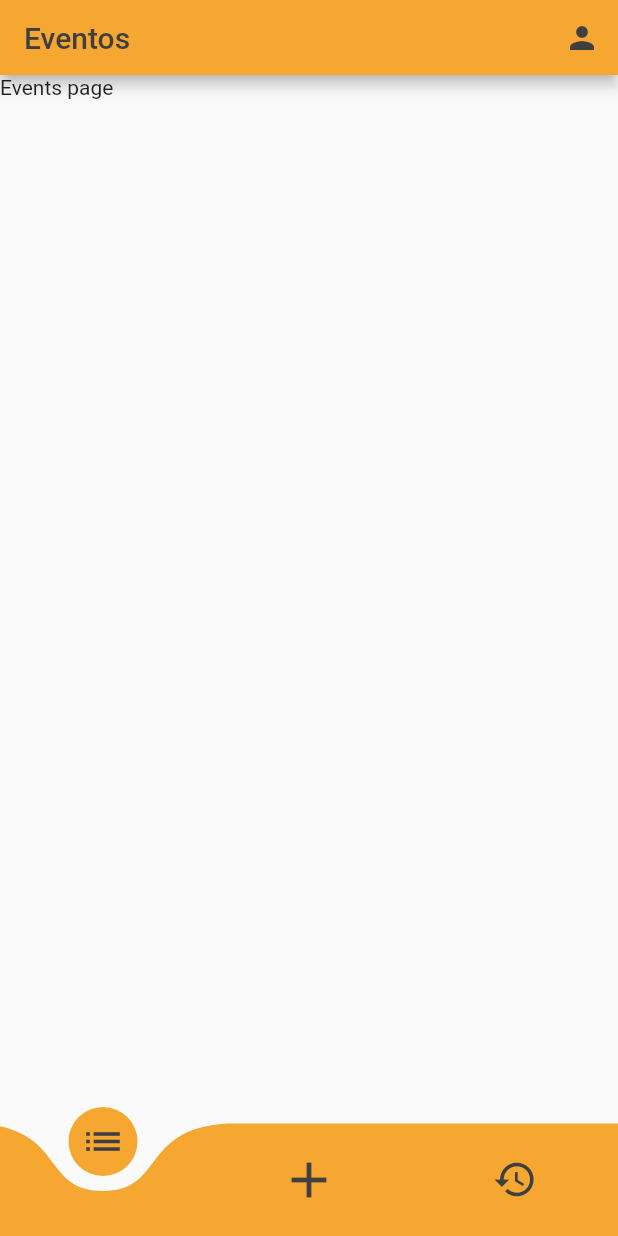
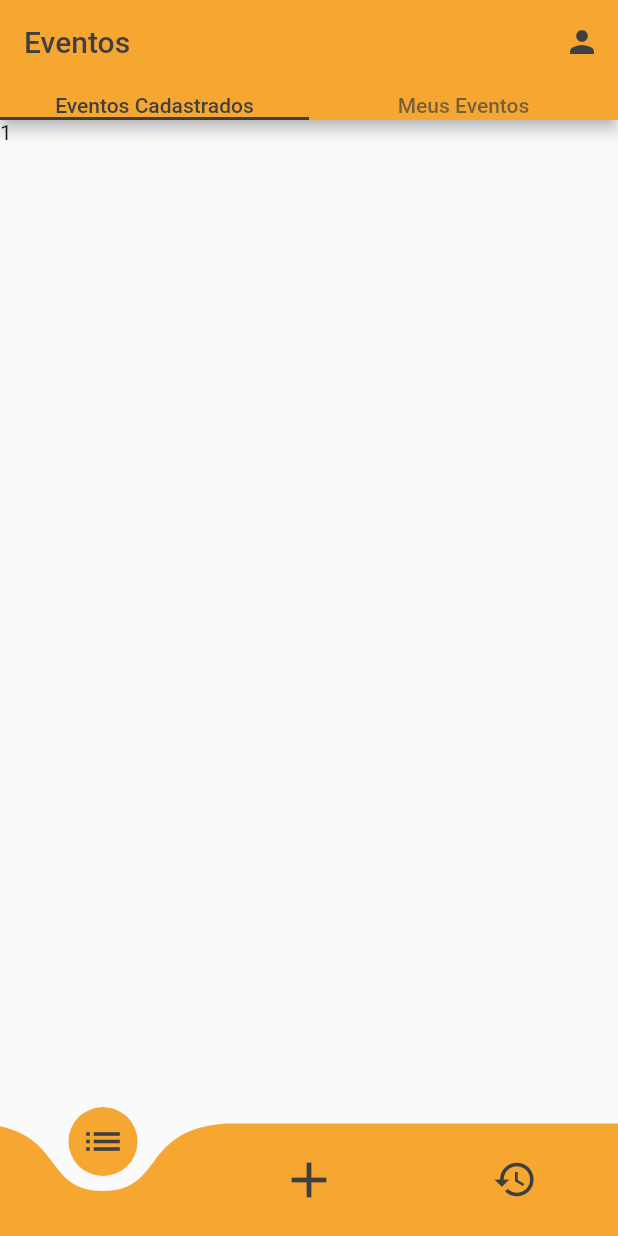
Before and after one commit to GuisCordeiro/find_n_walk, a Flutter app: the screen it shows after launch, after a tap on "Enviar", on a phone screen of 412 x 824 dp. Run offline on Flutter 3.47's test engine with Material 2 defaults, Android fonts, the light colour scheme and no system bars; drawn by our look-alikes of curved_navigation_bar; our stand-ins replace anim_search_bar.

Commit message:
Adicionei a tab bar nas páginas de eventos e histórico

```diff
--- /dev/null
+++ b/findnwalk/lib/components/tabAppBar.dart
@@ -0,0 +1,58 @@
+import 'package:findnwalk/components/colors.dart';
+import 'package:flutter/material.dart';
+
+/*
+  Appbar do aplicativo, declarar com as seguinte sintaxe:
+  appBar: PreferredSize(
+        preferredSize: const Size.fromHeight(100),
+        child: TabFNAppBar('Nome da página', Icon(Icons.iconeDesejado),PaginaDeDestinoDoIcone(),true or false <--- serve para decidir se terá ou não arrowback))
+      )
+*/
+
+
+class TabFNAppBar extends StatelessWidget {
+
+  @override
+  String pg1;
+  String pg2;
+  String pageName;
+  Icon icon;
+  Widget page;
+  bool arrow;
+  TabFNAppBar(this.pageName, this.icon, this.page, this.arrow,this.pg1,this.pg2);
+  Widget build(BuildContext context) {
+    return Scaffold(
+      appBar: AppBar(
+        bottom: TabBar(
+          labelColor: AppColors.black,
+          indicatorColor: AppColors.black,
+          tabs: <Widget>[
+            Text('$pg1'),
+            Text('$pg2'),
+          ],
+        ),
+        automaticallyImplyLeading: arrow,
+        title: Text(
+          '$pageName',
+          style: TextStyle(
+            color: AppColors.black
+          ),
+        ),
+        actions: <Widget>[
+          IconButton(
+            color: AppColors.black,
+            icon: icon,
+            onPressed: (){
+              Navigator.push(
+                context,
+                MaterialPageRoute(
+                  builder: (context) => page,
+                )
+              );
+            },
+          )
+        ],
+      ),
+    );
+  }
+}
--- a/findnwalk/lib/pages/eventsPage.dart
+++ b/findnwalk/lib/pages/eventsPage.dart
@@ -1,4 +1,5 @@
-import 'package:findnwalk/components/appBar.dart';
+import 'package:findnwalk/components/colors.dart';
+import 'package:findnwalk/components/tabAppBar.dart';
 import 'package:findnwalk/pages/perfilPage.dart';
 import 'package:flutter/material.dart';
 
@@ -13,16 +14,25 @@ class EventsPage extends StatefulWidget {
 class _EventsPageState extends State<EventsPage> {
   @override
   Widget build(BuildContext context) {
-    return Scaffold(
-      appBar: PreferredSize(
-        preferredSize: const Size.fromHeight(50),
-        child: FNAppBar('Eventos', Icon(Icons.person), PerfilPage(),false)
+    return MaterialApp(
+      theme: ThemeData(
+        primaryColor: AppColors.orange
       ),
-      body: ListView(
-        children: [
-          Text('Events page')
-      ],
-      ),
+      home: DefaultTabController(
+        length: 2,
+        child: Scaffold(
+          appBar: PreferredSize(
+            preferredSize: const Size.fromHeight(80),
+            child: TabFNAppBar('Eventos', Icon(Icons.person), PerfilPage(),false,'Eventos Cadastrados','Meus Eventos')
+          ),
+          body: TabBarView(
+            children: <Widget>[
+              Text('1'),
+              Text('2'),
+            ],
+          )
+        ),
+      )
     );
   }
 }
--- a/findnwalk/lib/pages/homePage.dart
+++ b/findnwalk/lib/pages/homePage.dart
@@ -1,5 +1,4 @@
 import 'package:anim_search_bar/anim_search_bar.dart';
-import 'package:findnwalk/controller/bottomNavigationBar.dart';
 import 'package:flutter/material.dart';
 
 class HomePage extends StatefulWidget {
--- a/findnwalk/lib/pages/loginPage.dart
+++ b/findnwalk/lib/pages/loginPage.dart
@@ -3,7 +3,6 @@ import 'package:findnwalk/components/checkbox.dart';
 import 'package:findnwalk/components/colors.dart';
 import 'package:findnwalk/components/form.dart';
 import 'package:findnwalk/controller/bottomNavigationBar.dart';
-import 'package:findnwalk/pages/homePage.dart';
 import 'package:flutter/material.dart';
 
 import 'registrationPage.dart';
--- a/findnwalk/lib/pages/settingsPage.dart
+++ b/findnwalk/lib/pages/settingsPage.dart
@@ -1,6 +1,4 @@
-import 'package:findnwalk/components/appBar.dart';
 import 'package:findnwalk/components/colors.dart';
-import 'package:findnwalk/pages/perfilPage.dart';
 import 'package:flutter/material.dart';
 
 class SettingsPage extends StatefulWidget {
```
Also changed, not shown: findnwalk/lib/pages/historyPage.dart (+20 -11 lines).
